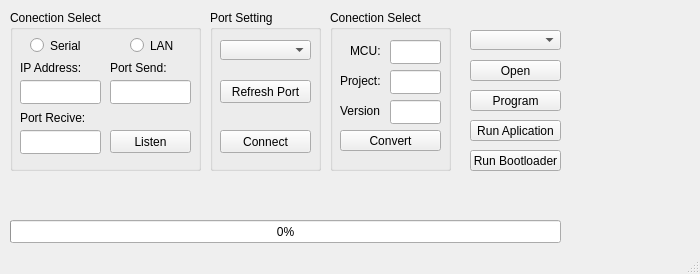
Qt form mainwindow.ui (flishet/GUI-Bootloader) before a commit.
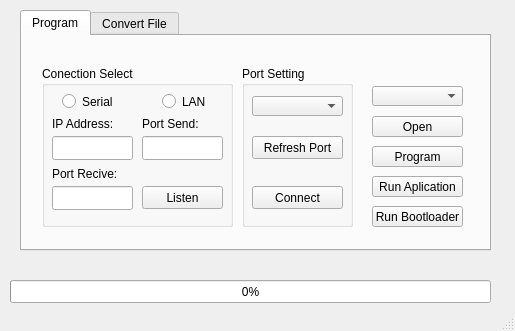
The same form after that commit.

Commit message:
-menu convert file be tabe 2 montaghel shod
-tabe convert ba Ctrl+k enable mishavad -->1402/10/01

What changed in the file:
```diff
--- a/mainwindow.ui
+++ b/mainwindow.ui
@@ -6,8 +6,8 @@
    <rect>
     <x>0</x>
     <y>0</y>
-    <width>700</width>
-    <height>274</height>
+    <width>515</width>
+    <height>331</height>
    </rect>
   </property>
   <property name="sizePolicy">
@@ -25,113 +25,19 @@
   <property name="maximumSize">
    <size>
     <width>700</width>
-    <height>300</height>
+    <height>350</height>
    </size>
   </property>
   <property name="windowTitle">
    <string notr="true">GUI Bootloader</string>
   </property>
   <widget class="QWidget" name="centralwidget">
-   <widget class="QPushButton" name="btn_open">
-    <property name="geometry">
-     <rect>
-      <x>470</x>
-      <y>60</y>
-      <width>91</width>
-      <height>21</height>
-     </rect>
-    </property>
-    <property name="text">
-     <string>Open</string>
-    </property>
-   </widget>
-   <widget class="QGroupBox" name="groupBox_2">
-    <property name="geometry">
-     <rect>
-      <x>210</x>
-      <y>10</y>
-      <width>111</width>
-      <height>161</height>
-     </rect>
-    </property>
-    <property name="title">
-     <string>Port Setting</string>
-    </property>
-    <widget class="QComboBox" name="combo_port">
-     <property name="geometry">
-      <rect>
-       <x>10</x>
-       <y>30</y>
-       <width>91</width>
-       <height>20</height>
-      </rect>
-     </property>
-    </widget>
-    <widget class="QPushButton" name="btn_port">
-     <property name="geometry">
-      <rect>
-       <x>10</x>
-       <y>120</y>
-       <width>91</width>
-       <height>23</height>
-      </rect>
-     </property>
-     <property name="sizePolicy">
-      <sizepolicy hsizetype="Fixed" vsizetype="Fixed">
-       <horstretch>0</horstretch>
-       <verstretch>0</verstretch>
-      </sizepolicy>
-     </property>
-     <property name="text">
-      <string>Connect</string>
-     </property>
-    </widget>
-    <widget class="QPushButton" name="pushButton_2">
-     <property name="geometry">
-      <rect>
-       <x>10</x>
-       <y>70</y>
-       <width>91</width>
-       <height>23</height>
-      </rect>
-     </property>
-     <property name="text">
-      <string>Refresh Port</string>
-     </property>
-    </widget>
-   </widget>
-   <widget class="QPushButton" name="btn_program">
-    <property name="geometry">
-     <rect>
-      <x>470</x>
-      <y>90</y>
-      <width>91</width>
-      <height>21</height>
-     </rect>
-    </property>
-    <property name="text">
-     <string>Program</string>
-    </property>
-   </widget>
-   <widget class="QLabel" name="label">
-    <property name="geometry">
-     <rect>
-      <x>570</x>
-      <y>70</y>
-      <width>111</width>
-      <height>41</height>
-     </rect>
-    </property>
-    <property name="text">
-     <string/>
-    </property>
-   </widget>
    <widget class="QProgressBar" name="progressBar">
     <property name="geometry">
      <rect>
       <x>10</x>
-      <y>220</y>
-      <width>551</width>
+      <y>280</y>
+      <width>481</width>
       <height>23</height>
      </rect>
     </property>
@@ -148,38 +54,12 @@
      <bool>true</bool>
     </property>
    </widget>
-   <widget class="QPushButton" name="btn_app">
-    <property name="geometry">
-     <rect>
-      <x>470</x>
-      <y>120</y>
-      <width>91</width>
-      <height>21</height>
-     </rect>
-    </property>
-    <property name="text">
-     <string>Run Aplication</string>
-    </property>
-   </widget>
-   <widget class="QPushButton" name="btn_boot">
-    <property name="geometry">
-     <rect>
-      <x>470</x>
-      <y>150</y>
-      <width>91</width>
-      <height>21</height>
-     </rect>
-    </property>
-    <property name="text">
-     <string>Run Bootloader</string>
-    </property>
-   </widget>
    <widget class="QLabel" name="label_2">
     <property name="geometry">
      <rect>
-      <x>20</x>
-      <y>180</y>
-      <width>541</width>
+      <x>10</x>
+      <y>240</y>
+      <width>481</width>
       <height>31</height>
      </rect>
     </property>
@@ -190,11 +70,27 @@
      <set>Qt::AlignmentFlag::AlignCenter</set>
     </property>
    </widget>
+   <widget class="QTabWidget" name="tabWidget">
+    <property name="geometry">
+     <rect>
+      <x>20</x>
+      <y>10</y>
+      <width>471</width>
+      <height>241</height>
+     </rect>
+    </property>
+    <property name="currentIndex">
+     <number>0</number>
+    </property>
+    <widget class="QWidget" name="tab1">
+     <attribute name="title">
+      <string>Program</string>
+     </attribute>
    <widget class="QGroupBox" name="groupBox_3">
     <property name="geometry">
      <rect>
-      <x>10</x>
-      <y>10</y>
+        <x>20</x>
+        <y>30</y>
       <width>191</width>
       <height>161</height>
      </rect>
@@ -326,17 +222,152 @@
      </property>
     </widget>
    </widget>
+     <widget class="QGroupBox" name="groupBox_2">
+      <property name="geometry">
+       <rect>
+        <x>220</x>
+        <y>30</y>
+        <width>111</width>
+        <height>161</height>
+       </rect>
+      </property>
+      <property name="title">
+       <string>Port Setting</string>
+      </property>
+      <widget class="QComboBox" name="combo_port">
+       <property name="geometry">
+        <rect>
+         <x>10</x>
+         <y>30</y>
+         <width>91</width>
+         <height>20</height>
+        </rect>
+       </property>
+      </widget>
+      <widget class="QPushButton" name="btn_port">
+       <property name="geometry">
+        <rect>
+         <x>10</x>
+         <y>120</y>
+         <width>91</width>
+         <height>23</height>
+        </rect>
+       </property>
+       <property name="sizePolicy">
+        <sizepolicy hsizetype="Fixed" vsizetype="Fixed">
+         <horstretch>0</horstretch>
+         <verstretch>0</verstretch>
+        </sizepolicy>
+       </property>
+       <property name="text">
+        <string>Connect</string>
+       </property>
+      </widget>
+      <widget class="QPushButton" name="pushButton_2">
+       <property name="geometry">
+        <rect>
+         <x>10</x>
+         <y>70</y>
+         <width>91</width>
+         <height>23</height>
+        </rect>
+       </property>
+       <property name="text">
+        <string>Refresh Port</string>
+       </property>
+      </widget>
+     </widget>
+     <widget class="QComboBox" name="combo_mcu">
+      <property name="geometry">
+       <rect>
+        <x>350</x>
+        <y>50</y>
+        <width>91</width>
+        <height>20</height>
+       </rect>
+      </property>
+     </widget>
+     <widget class="QPushButton" name="btn_open">
+      <property name="geometry">
+       <rect>
+        <x>350</x>
+        <y>80</y>
+        <width>91</width>
+        <height>21</height>
+       </rect>
+      </property>
+      <property name="text">
+       <string>Open</string>
+      </property>
+     </widget>
+     <widget class="QPushButton" name="btn_program">
+      <property name="geometry">
+       <rect>
+        <x>350</x>
+        <y>110</y>
+        <width>91</width>
+        <height>21</height>
+       </rect>
+      </property>
+      <property name="text">
+       <string>Program</string>
+      </property>
+     </widget>
+     <widget class="QPushButton" name="btn_boot">
+      <property name="geometry">
+       <rect>
+        <x>350</x>
+        <y>170</y>
+        <width>91</width>
+        <height>21</height>
+       </rect>
+      </property>
+      <property name="text">
+       <string>Run Bootloader</string>
+      </property>
+     </widget>
+     <widget class="QPushButton" name="btn_app">
+      <property name="geometry">
+       <rect>
+        <x>350</x>
+        <y>140</y>
+        <width>91</width>
+        <height>21</height>
+       </rect>
+      </property>
+      <property name="text">
+       <string>Run Aplication</string>
+      </property>
+     </widget>
+     <widget class="QLabel" name="label">
+      <property name="geometry">
+       <rect>
+        <x>340</x>
+        <y>0</y>
+        <width>111</width>
+        <height>41</height>
+       </rect>
+      </property>
+      <property name="text">
+       <string/>
+      </property>
+     </widget>
+    </widget>
+    <widget class="QWidget" name="tab2">
+     <attribute name="title">
+      <string>Convert File</string>
+     </attribute>
    <widget class="QGroupBox" name="groupBox_4">
     <property name="geometry">
      <rect>
-      <x>330</x>
+        <x>20</x>
       <y>10</y>
       <width>121</width>
       <height>161</height>
      </rect>
     </property>
     <property name="title">
-     <string>Conection Select</string>
+       <string>Convert File</string>
     </property>
     <widget class="QLineEdit" name="lineEdit_2">
      <property name="geometry">
@@ -380,9 +411,6 @@
        <height>24</height>
       </rect>
      </property>
-     <property name="inputMask">
-      <string>9999</string>
-     </property>
     </widget>
     <widget class="QLabel" name="label_3">
      <property name="geometry">
@@ -424,15 +452,7 @@
      </property>
     </widget>
    </widget>
-   <widget class="QComboBox" name="combo_mcu">
-    <property name="geometry">
-     <rect>
-      <x>470</x>
-      <y>30</y>
-      <width>91</width>
-      <height>20</height>
-     </rect>
-    </property>
+    </widget>
    </widget>
   </widget>
   <widget class="QStatusBar" name="statusbar"/>
```
Lines whose indentation alone changed are shown as unchanged. The commit also changes 3 other files.
